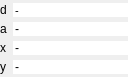
olivierdalang/QGIS, file src/ui/qgsadvanceddigitizingfloaterbase.ui: the form before one commit.
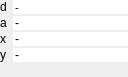
The form after the commit.

Commit message: hide unused labels

The edit to the form file:
```diff
--- a/src/ui/qgsadvanceddigitizingfloaterbase.ui
+++ b/src/ui/qgsadvanceddigitizingfloaterbase.ui
@@ -159,6 +159,19 @@
      </property>
     </widget>
    </item>
+   <item row="6" column="3">
+    <spacer name="verticalSpacer">
+     <property name="orientation">
+      <enum>Qt::Vertical</enum>
+     </property>
+     <property name="sizeHint" stdset="0">
+      <size>
+       <width>20</width>
+       <height>40</height>
+      </size>
+     </property>
+    </spacer>
+   </item>
   </layout>
  </widget>
  <resources>
```
Left out of the diff: 8 changed lines with no effect on the pictures. The commit also changes 1 other file.
